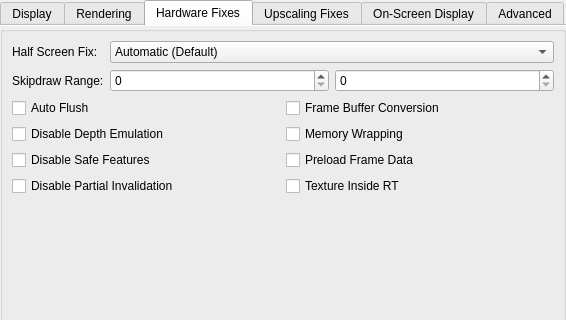
This is pcsx2-qt/Settings/GraphicsSettingsWidget.ui in PCSX2/pcsx2 as Qt 5 draws it before an edit; both pictures show x 0 to 566 and y 97 to 417 of the 566 by 890 pixel window. The edited form follows.
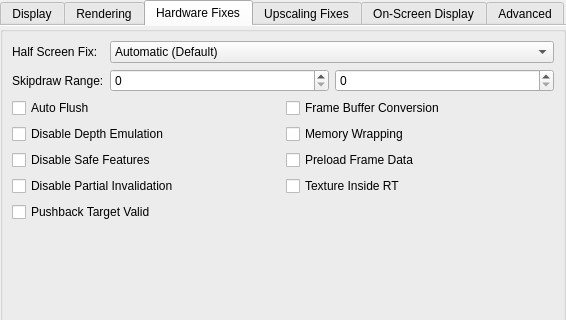
This is the edited form. The open tabs and pages were chosen to show the change.

Commit message:
Push Target valid Hack
Add hack which improve R&C games by pushing back t->m_valid instead of given rect, it can improve other games too

```diff
--- a/pcsx2-qt/Settings/GraphicsSettingsWidget.ui
+++ b/pcsx2-qt/Settings/GraphicsSettingsWidget.ui
@@ -768,6 +768,13 @@
            </property>
           </widget>
          </item>
+         <item row="4" column="0">
+          <widget class="QCheckBox" name="textureInsideRt">
+           <property name="text">
+            <string>Pushback Target Valid</string>
+           </property>
+          </widget>
+         </item>
         </layout>
        </item>
       </layout>
```
The commit also changes 5 other files.
